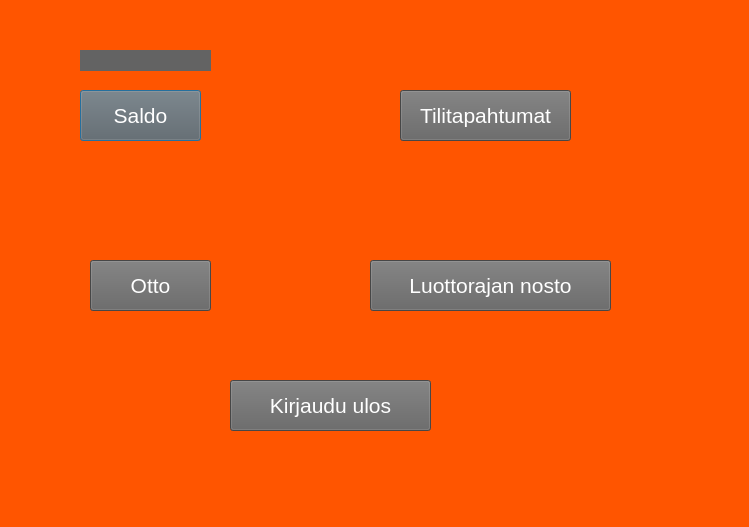
The window that frontend/menuwindow.ui (22kmo-project/group_8) describes before a commit, drawn with Qt 5.
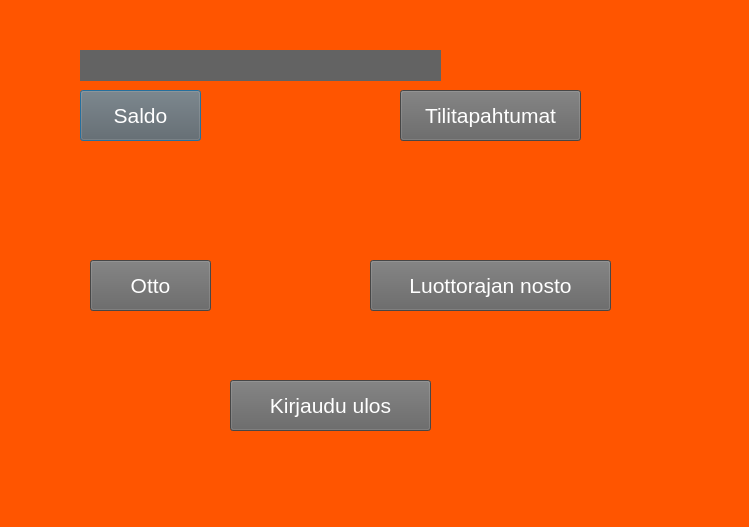
The same window after the commit.

The edit to the form file:
```diff
--- a/frontend/menuwindow.ui
+++ b/frontend/menuwindow.ui
@@ -44,7 +44,7 @@
     <rect>
      <x>400</x>
      <y>90</y>
-     <width>171</width>
+     <width>181</width>
      <height>51</height>
     </rect>
    </property>
@@ -113,8 +113,8 @@
     <rect>
      <x>80</x>
      <y>50</y>
-     <width>131</width>
-     <height>21</height>
+     <width>361</width>
+     <height>31</height>
     </rect>
    </property>
    <property name="font">
```
